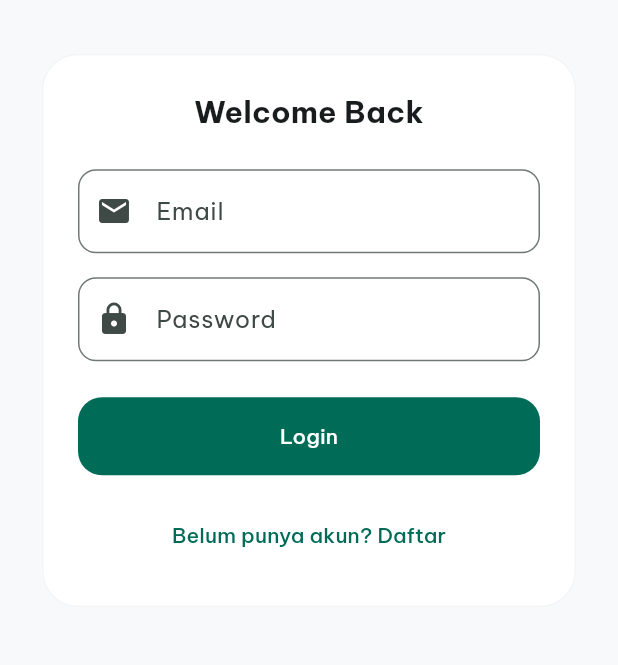
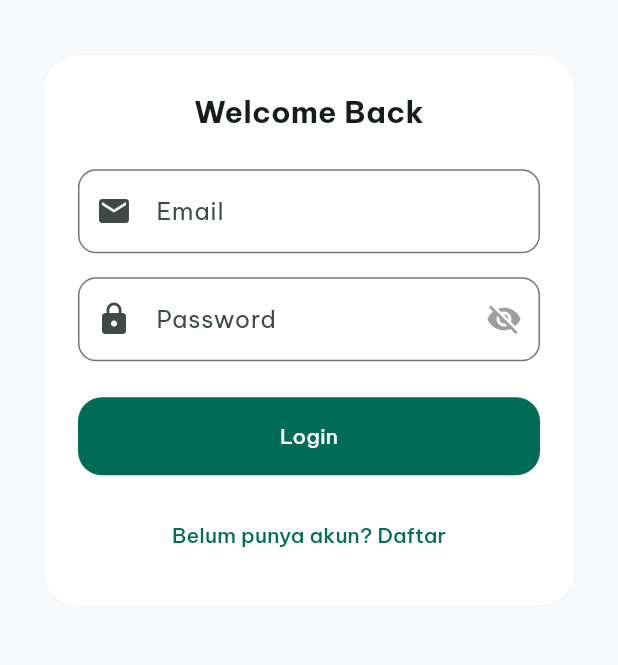
Before and after one commit to dhyzxx/vetcare, a Flutter app: the screen it shows after launch, on a phone screen of 412 x 824 dp, the part 418-1083 px from its top. Run offline on Flutter 3.47's test engine with Material 3 defaults, Android fonts, the phone set to English and light mode, and no system bars; our stand-ins replace flutter_local_notifications, flutter_map, flutter_riverpod, geolocator, google_fonts, image_picker and 4 more; accounts and stored records are empty.

Commit message:
Tambah fitur show/hide password di login screen

```diff
--- a/lib/presentation/screens/auth/auth_screen.dart
+++ b/lib/presentation/screens/auth/auth_screen.dart
@@ -12,6 +12,7 @@ class AuthScreen extends ConsumerStatefulWidget {
 
 class _AuthScreenState extends ConsumerState<AuthScreen> {
   bool _isLogin = true;
+  bool _obscurePassword = true;
   final _formKey = GlobalKey<FormState>();
   final _emailController = TextEditingController();
   final _passwordController = TextEditingController();
@@ -107,8 +108,21 @@ class _AuthScreenState extends ConsumerState<AuthScreen> {
                           TextFormField(
                             controller: _passwordController,
                             enabled: !authState.isLoading,
-                            obscureText: true,
-                            decoration: InputDecoration(labelText: 'Password', prefixIcon: const Icon(Icons.lock), border: OutlineInputBorder(borderRadius: BorderRadius.circular(12))),
+                            obscureText: _obscurePassword,
+                            decoration: InputDecoration(
+                              labelText: 'Password',
+                              prefixIcon: const Icon(Icons.lock),
+                              suffixIcon: IconButton(
+                                icon: Icon(
+                                  _obscurePassword ? Icons.visibility_off : Icons.visibility,
+                                  color: Colors.grey,
+                                ),
+                                onPressed: authState.isLoading
+                                    ? null
+                                    : () => setState(() => _obscurePassword = !_obscurePassword),
+                              ),
+                              border: OutlineInputBorder(borderRadius: BorderRadius.circular(12)),
+                            ),
                             validator: (v) => v!.length < 6 ? 'Min. 6 karakter' : null
                           ),
                           const SizedBox(height: 24),
```
